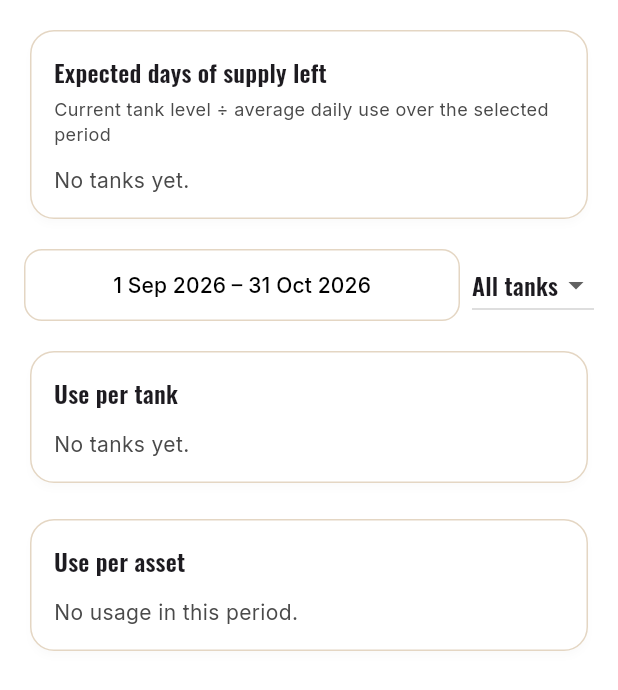
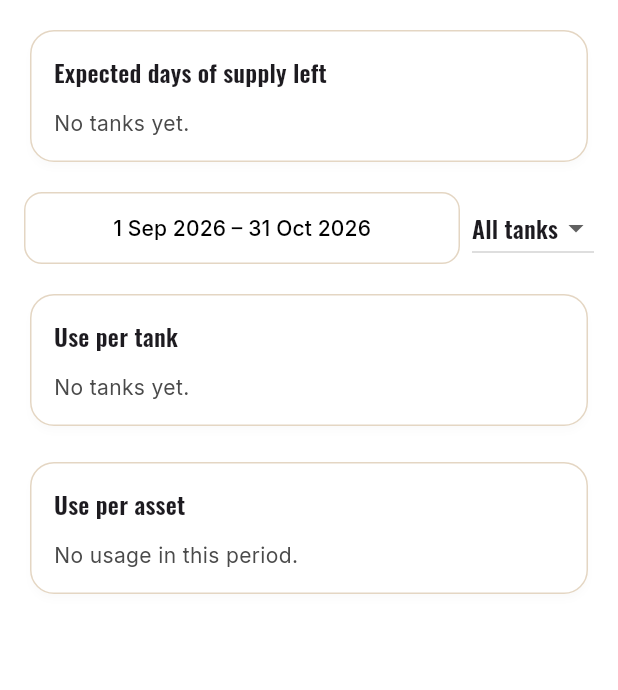
Before and after one commit to DFourie87/Nanini, a Flutter app: the DieselReportsScreen widget shown alone on an empty page, opened directly with empty values, on a phone screen of 412 x 824 dp. Shown: the top 690 px of the screen. Run offline on Flutter 3.47's test engine with Material 3 defaults, Android fonts, the phone set to English and light mode, and no system bars; our stand-ins replace csv, file_picker, fl_chart, flutter_map, google_fonts, latlong2 and 5 more; missing offline and left inert: excel; accounts and stored records are empty; network calls fail.

Commit message:
Diesel days of supply: average use since the tank was added
Expected days of supply left is now the tank's current level divided by
its average daily use since it was added (litres used from that tank
since then / days since then), no longer tied to the report's selected
period. Drops the on-screen explanation of the calculation.

Co-Authored-By: Claude Opus 5.5 <noreply@anthropic.com>
Claude-Session: https://claude.ai/code/session_0154FLxM7bQ7qjn16GE6RHFv

```diff
--- a/nanini_app/lib/features/diesel/diesel_reports_screen.dart
+++ b/nanini_app/lib/features/diesel/diesel_reports_screen.dart
@@ -93,14 +93,21 @@ class _DieselReportsScreenState extends State<DieselReportsScreen> {
                   usedByTank[u.tankId] = (usedByTank[u.tankId] ?? 0) + u.litres;
                 }
 
-                // Litres left right now (not period-scoped) divided by the
-                // average daily consumption over the selected period --
-                // null when there's no usage in the period to average.
-                final periodDays = periodEnd.difference(periodStart).inDays + 1;
+                // Litres left now divided by the tank's average daily use
+                // since it was added (not the selected report period) --
+                // null until the tank has any usage to average.
+                final today = DateTime.now();
                 final daysLeftByTank = <String, double?>{};
                 for (final tank in tanks) {
+                  final added = DateTime(tank.createdAt.year, tank.createdAt.month, tank.createdAt.day);
+                  final usedSinceAdded = usage.where((u) {
+                    if (u.tankId != tank.id) return false;
+                    final d = parseDateStr(u.date);
+                    return d != null && !d.isBefore(added);
+                  }).fold<double>(0, (s, u) => s + u.litres);
+                  final daysSinceAdded = today.difference(added).inDays + 1;
+                  final avgDaily = usedSinceAdded / daysSinceAdded;
                   final level = computeTankLevel(tank, purchases: purchases, usage: usage, adjustments: adjustments);
-                  final avgDaily = periodDays > 0 ? (usedByTank[tank.id] ?? 0) / periodDays : 0.0;
                   daysLeftByTank[tank.id] = avgDaily > 0 ? level / avgDaily : null;
                 }
 
@@ -254,11 +261,6 @@ class _DieselReportsScreenState extends State<DieselReportsScreen> {
           crossAxisAlignment: CrossAxisAlignment.start,
           children: [
             Text('Expected days of supply left', style: Theme.of(context).textTheme.titleMedium),
-            const SizedBox(height: 4),
-            const Text(
-              'Current tank level ÷ average daily use over the selected period',
-              style: TextStyle(color: NaniniColors.muted, fontSize: 12),
-            ),
             const SizedBox(height: 12),
             if (tanks.isEmpty)
               const Text('No tanks yet.', style: TextStyle(color: NaniniColors.muted))
```
